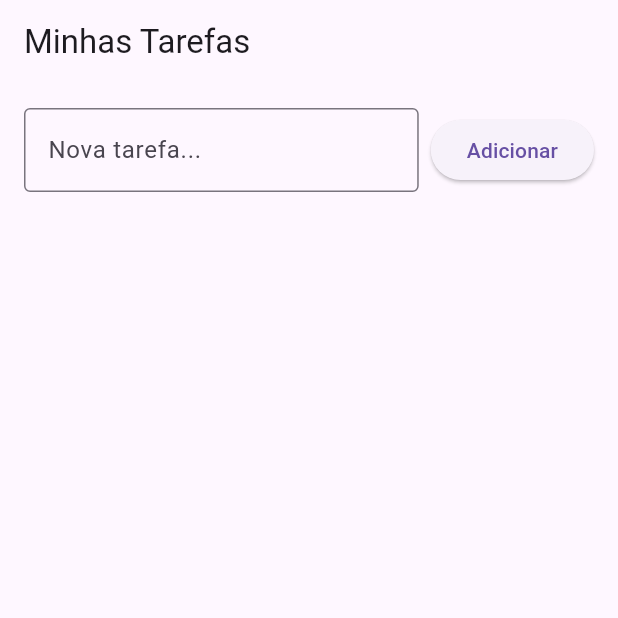
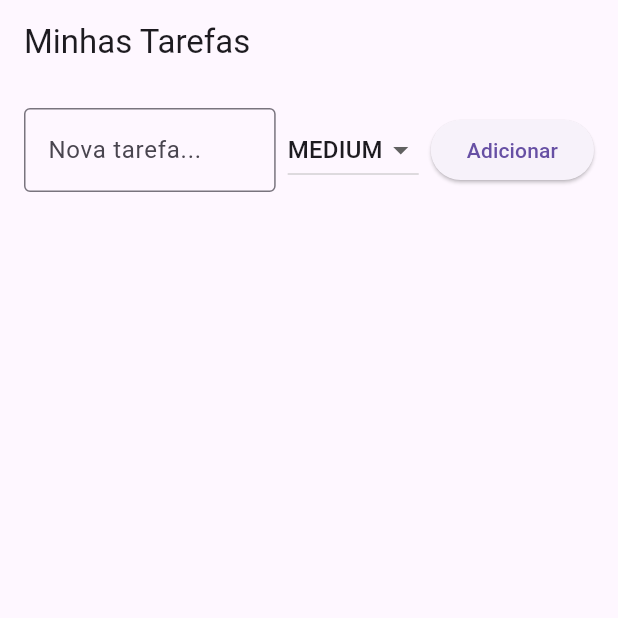
Before and after one commit to moraisjo/taskify, a Flutter app: the screen it shows after launch, after a tap on "Adicionar", on a phone screen of 412 x 824 dp, the top half of it. Run offline on Flutter 3.47's test engine with Material 3 defaults, Android fonts, the phone set to English and light mode, and no system bars; our stand-ins replace sqflite; accounts and stored records are empty.

Commit message:
feat: task priority

```diff
--- a/task_manager/lib/screens/task_list_screen.dart
+++ b/task_manager/lib/screens/task_list_screen.dart
@@ -12,6 +12,8 @@ class TaskListScreen extends StatefulWidget {
 class _TaskListScreenState extends State<TaskListScreen> {
   List<Task> _tasks = [];
   final _titleController = TextEditingController();
+  final List<String> _priorities = const ['low', 'medium', 'high'];
+  String _selectedPriority = 'medium';
 
   @override
   void initState() {
@@ -27,9 +29,13 @@ class _TaskListScreenState extends State<TaskListScreen> {
   Future<void> _addTask() async {
     if (_titleController.text.trim().isEmpty) return;
 
-    final task = Task(title: _titleController.text.trim());
+    final task = Task(
+      title: _titleController.text.trim(),
+      priority: _selectedPriority,
+    );
     await DatabaseService.instance.create(task);
     _titleController.clear();
+    setState(() => _selectedPriority = 'medium');
     _loadTasks();
   }
 
@@ -66,6 +72,20 @@ class _TaskListScreenState extends State<TaskListScreen> {
                   ),
                 ),
                 const SizedBox(width: 8),
+                DropdownButton<String>(
+                  value: _selectedPriority,
+                  items: _priorities
+                      .map((priority) => DropdownMenuItem(
+                            value: priority,
+                            child: Text(priority.toUpperCase()),
+                          ))
+                      .toList(),
+                  onChanged: (value) {
+                    if (value == null) return;
+                    setState(() => _selectedPriority = value);
+                  },
+                ),
+                const SizedBox(width: 8),
                 ElevatedButton(
                   onPressed: _addTask,
                   child: const Text('Adicionar'),
@@ -91,6 +111,7 @@ class _TaskListScreenState extends State<TaskListScreen> {
                           : null,
                     ),
                   ),
+                  subtitle: Text('Prioridade: ${task.priority.toUpperCase()}'),
                   trailing: IconButton(
                     icon: const Icon(Icons.delete),
                     onPressed: () => _deleteTask(task.id),
--- a/task_manager/lib/services/database_service.dart
+++ b/task_manager/lib/services/database_service.dart
@@ -1,5 +1,7 @@
+import 'package:path/path.dart';
+import 'package:path_provider/path_provider.dart';
 import 'package:sqflite/sqflite.dart';
-import 'package:path/path.dart';
+
 import '../models/task.dart';
 
 class DatabaseService {
@@ -14,9 +16,9 @@ class DatabaseService {
     return _database!;
   }
 
-  Future<Database> _initDB(String filePath) async {
-    final dbPath = await getDatabasesPath();
-    final path = join(dbPath, filePath);
+  Future<Database> _initDB(String fileName) async {
+    final directory = await getApplicationDocumentsDirectory();
+    final path = join(directory.path, fileName);
 
     return await openDatabase(
       path,
@@ -83,4 +85,12 @@ class DatabaseService {
       whereArgs: [id],
     );
   }
+
+  Future<void> close() async {
+    final db = _database;
+    if (db != null) {
+      await db.close();
+      _database = null;
+    }
+  }
 }
```
